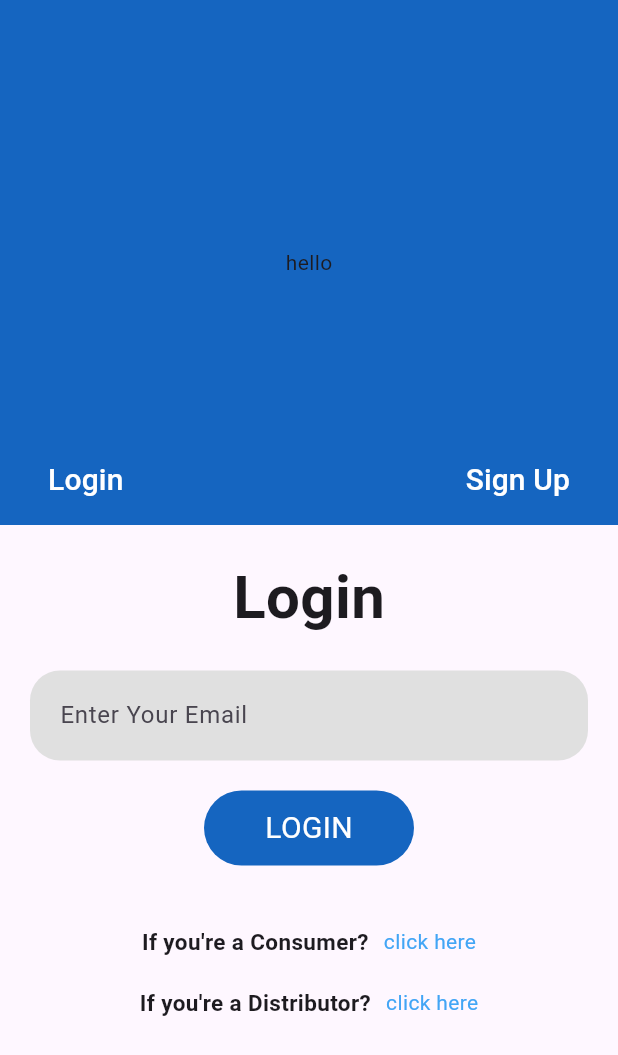
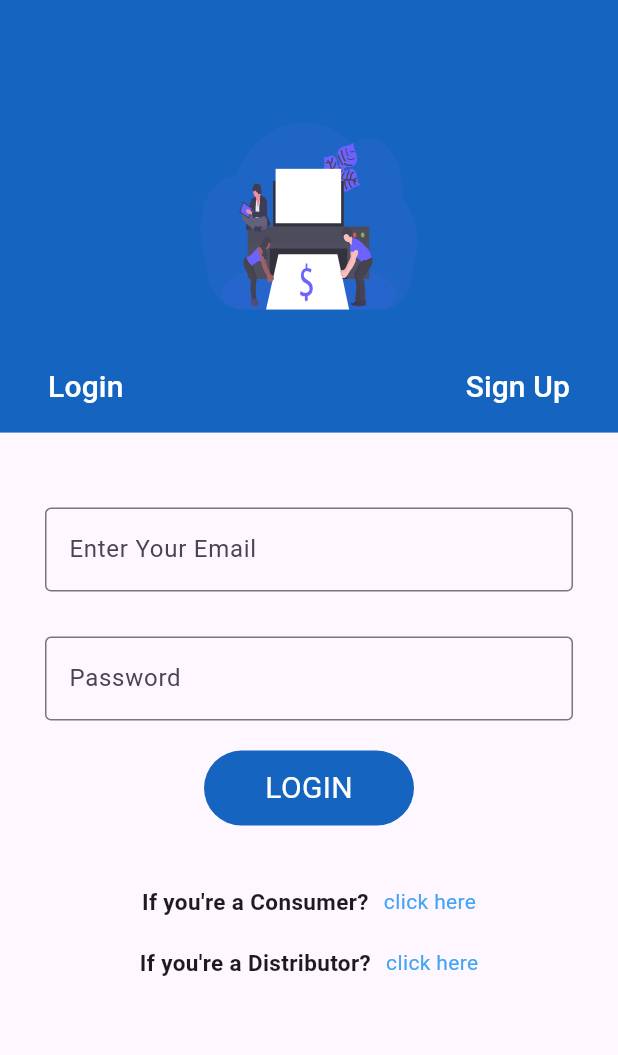
Before and after one commit to Hari41929/printease, a Flutter app: the screen it shows after launch, on a phone screen of 412 x 824 dp. Shown: the top 1055 px of the screen. Run offline on Flutter 3.47's test engine with Material 3 defaults, Android fonts, the phone set to English and light mode, and no system bars; our stand-ins replace flutter_svg, pinput.

Commit message:
one credential page is completed

```diff
--- a/lib/constProp.dart
+++ b/lib/constProp.dart
@@ -1,22 +1,28 @@
 import 'package:flutter/material.dart';
 
-class textF extends StatelessWidget {
+class textF extends StatefulWidget {
   void Function(String) changin;
   String label;
   bool ispass;
   textF({super.key, required this.changin,required this.label,required this.ispass});
 
   @override
+  State<textF> createState() => _textFState();
+}
+
+class _textFState extends State<textF> {
+    late TextEditingController _control = TextEditingController();
+  @override
   Widget build(BuildContext context) {
-    TextEditingController _control = TextEditingController();
     return Padding(
       padding: const EdgeInsets.only(top: 10.0, left: 10.0, right: 10.0),
       child: TextFormField(
-        onChanged: changin,
+        onChanged: widget.changin,
         controller: _control,
-        obscureText:ispass ,
+        obscureText:widget.ispass ,
+
         decoration: InputDecoration(
-          labelText: label ,
+          labelText: widget.label ,
           border: OutlineInputBorder(),
         ),
       ),
--- a/lib/credentail_page/userlogin.dart
+++ b/lib/credentail_page/credential.dart
@@ -1,5 +1,7 @@
 import 'package:flutter/material.dart';
+import 'package:pinput/pinput.dart';
 import 'package:printease/constProp.dart';
+import 'package:flutter_svg/flutter_svg.dart';
 
 class Userlogin extends StatefulWidget {
   const Userlogin({super.key});
@@ -19,14 +21,14 @@ class _UserloginState extends State<Userlogin> {
           crossAxisAlignment: CrossAxisAlignment.center,
           children: [
             Container(
-              height: 350,
+              height: MediaQuery.of(context).size.height * 0.35,
               decoration: BoxDecoration(
                 color: Colors.blue[800],
               ),
               child: Stack(
                 children: [
                   Center(
-                    child: Text("hello"),
+                    child: SvgPicture.asset('assets/svg/Group1.svg'),
                   ),
                   Positioned(
                     bottom: 6,
@@ -77,7 +79,7 @@ class _UserloginState extends State<Userlogin> {
                 ],
               ),
             ),
-            process ? Loginup() : SignUp()
+            Expanded(child: process ? Loginup() : SignUp())
           ],
         ),
       ),
@@ -85,46 +87,38 @@ class _UserloginState extends State<Userlogin> {
   }
 }
 
-class SignUp extends StatelessWidget {
-  const SignUp({super.key});
-
+class Loginup extends StatelessWidget {
   @override
   Widget build(BuildContext context) {
-    final Map<String, String>? initVa0 = {};
-    return Expanded(
-      child: Padding(
+    final Map<String, String>? logValue = {};
+
+    return Padding(
       padding: const EdgeInsets.symmetric(horizontal: 20, vertical: 20),
+      child: Container(
+        child: SingleChildScrollView(
           child: Column(
             crossAxisAlignment: CrossAxisAlignment.center,
             mainAxisAlignment: MainAxisAlignment.center,
             children: [
-            Text(
-              "Sign Up",
-              style: TextStyle(fontSize: 40, fontWeight: FontWeight.w600),
-            ),
               SizedBox(height: 20),
               textF(
                   changin: (value) {
-                  initVa0?['name'] = value;
+                    logValue?['logEmail'] = value;
+                    print(value);
                   },
-                label: "Name",
+                  label: "Enter Your Email",
                   ispass: false),
               SizedBox(height: 20),
               textF(
                   changin: (value) {
-                  initVa0?['Mail Id'] = value;
+                    logValue?['logPassword'] = value;
                   },
-                label: "Mail Id",
-                ispass: false),
-            SizedBox(height: 20),
-            textF(changin: (value) {
-              initVa0?['MobileNumber'] = value;
-            }, label: "Mobile Number", ispass: false),
+                  label: "Password",
+                  ispass: true),
               SizedBox(height: 20),
               GestureDetector(
                 onTap: () {
-
-                Navigator.push(context, MaterialPageRoute(builder: (context)=>NxtInput(initVa1: initVa0)));
+                  print(logValue);
                 },
                 child: Container(
                   height: 50,
@@ -135,15 +129,14 @@ class SignUp extends StatelessWidget {
                   ),
                   child: Center(
                     child: Text(
-                    "NEXT",
+                      "LOGIN",
                       style: TextStyle(fontSize: 20, color: Colors.white),
                     ),
                   ),
                 ),
               ),
               SizedBox(height: 40),
-            Expanded(
-              child: Column(
+              Column(
                 crossAxisAlignment: CrossAxisAlignment.center,
                 mainAxisAlignment: MainAxisAlignment.start,
                 children: [
@@ -194,50 +187,63 @@ class SignUp extends StatelessWidget {
                   ),
                 ],
               ),
+            ],
           ),
-          ],
         ),
       ),
     );
   }
 }
 
-class Loginup extends StatelessWidget {
-  const Loginup({super.key});
+class SignUp extends StatelessWidget {
+  const SignUp({super.key});
 
   @override
   Widget build(BuildContext context) {
-    return Expanded(
-      child: Padding(
+    final Map<String, String>? initVa0 = {};
+    double mediaheight = MediaQuery.of(context).size.height;
+    return Padding(
       padding: const EdgeInsets.symmetric(horizontal: 20, vertical: 20),
+      child: Container(
+        height: double.infinity,
+        child: SingleChildScrollView(
           child: Column(
             crossAxisAlignment: CrossAxisAlignment.center,
-          mainAxisAlignment: MainAxisAlignment.center,
+            mainAxisAlignment: MainAxisAlignment.spaceAround,
             children: [
-            Text(
-              "Login",
-              style: TextStyle(fontSize: 40, fontWeight: FontWeight.w600),
+              textF(
+                  changin: (value) {
+                    initVa0?['name'] = value;
+                  },
+                  label: "Name",
+                  ispass: false),
+              SizedBox(
+                height: mediaheight * 0.04,
               ),
-            SizedBox(height: 20),
-            Container(
-              height: 60,
-              width: double.infinity,
-              padding: EdgeInsets.all(20),
-              decoration: BoxDecoration(
-                color: Colors.grey[300],
-                borderRadius: BorderRadius.all(Radius.circular(20)),
+              textF(
+                  changin: (value) {
+                    initVa0?['Mail Id'] = value;
+                  },
+                  label: "Mail Id",
+                  ispass: false),
+              SizedBox(
+                height: mediaheight * 0.04,
               ),
-              child: TextField(
-                decoration: InputDecoration(
-                  hintText: "Enter Your Email",
-                  border: InputBorder.none,
+              textF(
+                  changin: (value) {
+                    initVa0?['MobileNumber'] = value;
+                  },
+                  label: "Mobile Number",
+                  ispass: false),
+              SizedBox(
+                height: mediaheight * 0.04,
               ),
-              ),
-            ),
-            SizedBox(height: 20),
               GestureDetector(
                 onTap: () {
-                // Handle login tap
+                  Navigator.push(
+                      context,
+                      MaterialPageRoute(
+                          builder: (context) => NxtInput(initVa1: initVa0)));
                 },
                 child: Container(
                   height: 50,
@@ -248,67 +254,14 @@ class Loginup extends StatelessWidget {
                   ),
                   child: Center(
                     child: Text(
-                    "LOGIN",
+                      "NEXT",
                       style: TextStyle(fontSize: 20, color: Colors.white),
                     ),
                   ),
                 ),
               ),
-            SizedBox(height: 40),
-            Expanded(
-              child: Column(
-                crossAxisAlignment: CrossAxisAlignment.center,
-                mainAxisAlignment: MainAxisAlignment.start,
-                children: [
-                  Row(
-                    mainAxisAlignment: MainAxisAlignment.center,
-                    children: [
-                      Text(
-                        "If you're a Consumer?",
-                        style: TextStyle(
-                          fontSize: 15,
-                          fontWeight: FontWeight.w600,
-                        ),
-                      ),
-                      SizedBox(width: 10),
-                      GestureDetector(
-                        child: Text(
-                          "click here",
-                          style: TextStyle(color: Colors.blue[400]),
-                        ),
-                        onTap: () {
-                          // Handle tap
-                        },
-                      ),
             ],
           ),
-                  SizedBox(height: 20), // Added spacing between rows
-                  Row(
-                    mainAxisAlignment: MainAxisAlignment.center,
-                    children: [
-                      Text(
-                        "If you're a Distributor?",
-                        style: TextStyle(
-                          fontSize: 15,
-                          fontWeight: FontWeight.w600,
-                        ),
-                      ),
-                      SizedBox(width: 10),
-                      GestureDetector(
-                        child: Text(
-                          "click here",
-                          style: TextStyle(color: Colors.blue[400]),
-                        ),
-                        onTap: () {
-                          // Handle tap
-                        },
-                      ),
-                    ],
-                  ),
-                ],
-              ),
-            ),
-          ],
         ),
       ),
     );
@@ -475,6 +428,85 @@ class NxtInputtwo extends StatelessWidget {
             GestureDetector(
               onTap: () {
                 print(initVal);
+                showGeneralDialog(
+                      barrierLabel: "otp",
+                      barrierDismissible: true,
+                    context: context,
+                    pageBuilder: (context, _, __) => Scaffold(
+                      backgroundColor: Colors.transparent,
+                      body: Center(
+                        child: Container(
+                          height: 250,
+                          margin: EdgeInsets.symmetric(horizontal: 20),
+                          padding: EdgeInsets.symmetric(horizontal: 20,vertical: 20),
+                          decoration: BoxDecoration(
+                            borderRadius: BorderRadius.circular(15),
+                            color: Colors.white
+                          ),
+                          child:  Container(
+                              height: double.infinity,
+                              width: double.infinity,
+                              child: Column(
+                                mainAxisAlignment: MainAxisAlignment.spaceAround,
+                                crossAxisAlignment: CrossAxisAlignment.center,
+                                children: [
+                                  Text("Enter Your OTP",style: TextStyle(
+                                    fontSize: 20,
+                                    fontWeight: FontWeight.w600,
+                                  )),
+
+                                  Pinput(
+                                    length: 4,
+                                    defaultPinTheme: PinTheme(
+                                      height: 56,
+                                      width: 50,
+                                      textStyle: TextStyle(
+                                        fontSize: 20,
+                                        fontWeight: FontWeight.w600
+                                      ),
+                                      decoration: BoxDecoration(
+                                        borderRadius: BorderRadius.all(Radius.circular(20)),
+                                        border: Border.all(color: Colors.black),
+                                      )
+                                    ),
+                                    focusedPinTheme: PinTheme(
+                                      height: 56,
+                                      width: 50,
+
+                                      textStyle: TextStyle(
+                                        fontSize: 20,
+                                        fontWeight: FontWeight.w600
+                                      ),
+                                      decoration: BoxDecoration(
+                                        borderRadius: BorderRadius.all(Radius.circular(20)),
+                                        border: Border.all(color: Colors.blue),
+                                      )
+                                    ),
+                                  ),
+                                  SizedBox(height: 10,),
+                                  Container(
+                                      height: 50,
+                                      width: 140,
+                                      decoration: BoxDecoration(
+                                        color: Colors.blue[800],
+                                        borderRadius: BorderRadius.all(Radius.circular(30)),
+                                      ),
+                                      child: Center(
+                                        child: Text(
+                      "Get OTP",
+                      style: TextStyle(fontSize: 20, color: Colors.white),
+                                        ),
+                                      ),
+                                    ),
+
+
+                              ],),
+                            ),
+
+                        ),
+                      ),
+                    )
+                        );
               },
               child: Container(
                 height: 50,
@@ -491,7 +523,6 @@ class NxtInputtwo extends StatelessWidget {
                 ),
               ),
             ),
-
           ],
         ),
       ),
--- a/lib/main.dart
+++ b/lib/main.dart
@@ -1,5 +1,5 @@
 import 'package:flutter/material.dart';
-import 'package:printease/credentail_page/userlogin.dart';
+import 'package:printease/credentail_page/credential.dart';
 
 void main() {
   return (runApp(MyApp()));
```
Also changed, not shown: pubspec.yaml (+5 -3 lines), assets/svg/Group1.svg (added), assets/svg/Group2.svg (added), lib/credentail_page/signupPage.dart (deleted), pubspec.lock. Lines whose indentation alone changed are shown as unchanged.
